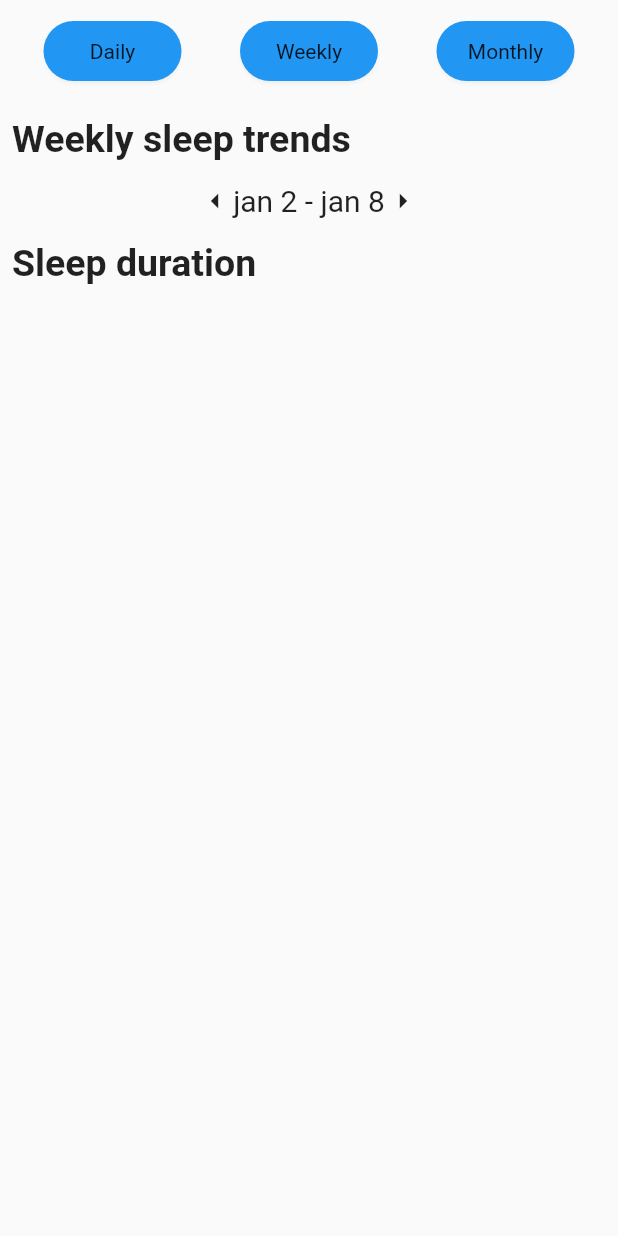
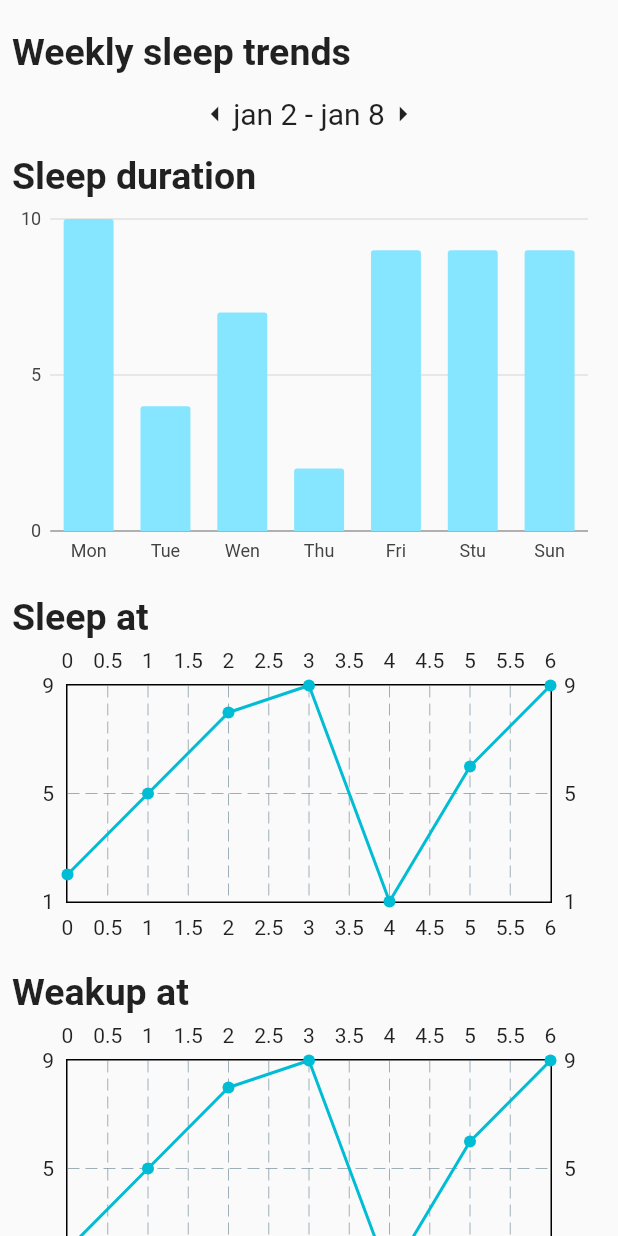
Before and after one commit to AroshaPunchihewa/Sleepwell-frontend, a Flutter app: the screen it shows after launch, on a phone screen of 412 x 824 dp. Run offline on Flutter 3.47's test engine with Material 2 defaults, Android fonts, the light colour scheme and no system bars; drawn by our look-alikes of fl_chart; our stand-ins replace charts_flutter, flutter_local_notifications.

Commit message:
Add chart ui

```diff
--- a/lib/models/Data.dart
+++ b/lib/models/Data.dart
@@ -1,15 +1,55 @@
 import 'package:flutter/material.dart';
+import 'package:charts_flutter/flutter.dart' as charts;
 
-class Data {
-  final int? id;
-  final String? name;
-  final double? y;
-  final Color? color;
+class SleepData {
+  final DateTime dateTime;
+  final String day;
+  final int oders;
+ charts.Color? barcolor;
 
-  const Data({
-    @required this.name,
-    @required this.id,
-    @required this.y,
-    @required this.color,
-  });
+  SleepData({
+    required this.dateTime,
+    required this.day,
+    required this.oders,
+    this.barcolor,
+  }){
+    barcolor = charts.ColorUtil.fromDartColor(Color.fromRGBO(134, 229, 255, 1));
+  }
+  static final List<SleepData> data=[
+    SleepData(
+      dateTime: DateTime.now(),
+      day: "Mon",
+      oders: 10,
+    ),
+    SleepData(
+      dateTime: DateTime.now(),
+      day: "Tue",
+      oders: 4,
+    ),
+    SleepData(
+      dateTime: DateTime.now(),
+      day: "Wen",
+      oders: 7,
+    ),
+    SleepData(
+      dateTime: DateTime.now(),
+      day: "Thu",
+      oders: 2,
+    ),
+    SleepData(
+      dateTime: DateTime.now(),
+      day: "Fri",
+      oders: 9,
+    ),
+    SleepData(
+      dateTime: DateTime.now(),
+      day: "Stu",
+      oders: 9,
+    ),
+    SleepData(
+      dateTime: DateTime.now(),
+      day: "Sun",
+      oders: 9,
+    ),
+  ];
 }
--- /dev/null
+++ b/lib/models/sleepAt.dart
@@ -0,0 +1,11 @@
+import 'package:collection/collection.dart';
+
+class SleepAt{
+  final double x;
+  final double y;
+  SleepAt({required this.x,required this.y});
+}
+List<SleepAt>get sleepAt{
+  final data = <double>[2,5,8,9,1,6,9];
+  return data.mapIndexed(((index, element) => SleepAt(x: index.toDouble(), y: element) )).toList();
+}
--- a/lib/screen/charts/chartScreen.dart
+++ b/lib/screen/charts/chartScreen.dart
@@ -1,8 +1,15 @@
+import 'package:fl_chart/fl_chart.dart';
 import 'package:flutter/material.dart';
 import 'package:flutter/src/widgets/container.dart';
 import 'package:flutter/src/widgets/framework.dart';
+
+import 'package:sleepwellfrontend/models/Data.dart';
+import 'package:sleepwellfrontend/models/sleepAt.dart';
+
 import 'package:sleepwellfrontend/widget/button.dart';
 import 'package:sleepwellfrontend/widget/common_button.dart';
+import 'package:charts_flutter/flutter.dart' as charts;
+
 
 class ChartScreen extends StatefulWidget {
   const ChartScreen({super.key});
@@ -16,9 +23,10 @@ class _ChartScreenState extends State<ChartScreen> {
   Widget build(BuildContext context) {
     return Scaffold(
 
-      body: SafeArea(
+      body: SingleChildScrollView(
+        child: SafeArea(
           child: Column(children: [
-          Padding(
+            /*Padding(
               padding: const EdgeInsets.only(left: 25,right: 25,top: 10),
               child: Row(
 
@@ -30,7 +38,7 @@ class _ChartScreenState extends State<ChartScreen> {
                   CommonButtonOnly(buttonText: 'Monthly',buttonWidth: 100,textColor: Colors.white,)
                 ],
               ),
-          ),
+            ),*/
             SizedBox(height: 20,),
 
 
@@ -62,11 +70,144 @@ class _ChartScreenState extends State<ChartScreen> {
                   ),
                 ],
               ),
+             //    BarChartWidget()
+             SizedBox(
+              height: 250,
+              width: 400,
+              child: CustomBarChart(
+                sleepData: SleepData.data
+                )
+              ),
+              SizedBox(height: 15,),
+              Row(
+                mainAxisAlignment: MainAxisAlignment.start,
+                children: [
+                  Padding(
+                    padding: const EdgeInsets.only(left:8.0),
+                    child: Text("Sleep at",style: TextStyle(fontSize: 25,fontWeight: FontWeight.bold),),
+                  ),
+                ],
+              ),
+              SleepAtChart(sleepAtPoint: sleepAt),
+              SizedBox(height: 15,),
+              Row(
+                mainAxisAlignment: MainAxisAlignment.start,
+                children: [
+                  Padding(
+                    padding: const EdgeInsets.only(left:8.0),
+                    child: Text("Weakup at",style: TextStyle(fontSize: 25,fontWeight: FontWeight.bold),),
+                  ),
+                ],
+              ),
 
 
+              SleepAtChart(sleepAtPoint: sleepAt),
+              SizedBox(height: 15,),
+              Row(
+                mainAxisAlignment: MainAxisAlignment.start,
+                children: [
+                  Padding(
+                    padding: const EdgeInsets.only(left:8.0),
+                    child: Text("Sleep qulity",style: TextStyle(fontSize: 25,fontWeight: FontWeight.bold),),
+                  ),
+                ],
+              ),
+              SleepQuality()
 
           ]),
+        ),
       ),
     );
   }
 }
+class CustomBarChart extends StatelessWidget {
+  const CustomBarChart({super.key,required this.sleepData
+  });
+  final List<SleepData>sleepData;
+
+
+  @override
+  Widget build(BuildContext context) {
+    List<charts.Series<SleepData,String>> series = [
+      charts.Series(
+        id: 'sleep',
+        data: sleepData,
+        domainFn:(series,_)=>series.day.toString(),
+        measureFn:(series,_)=>series.oders,
+        colorFn:(series,_)=>series.barcolor!,
+      )
+    ];
+    return charts.BarChart(
+      series,
+      animate: true,
+    );
+  }
+}
+class SleepAtChart extends StatelessWidget {
+  final List<SleepAt> sleepAtPoint;
+  const SleepAtChart({super.key,required this.sleepAtPoint});
+
+  @override
+  Widget build(BuildContext context) {
+    return AspectRatio(
+      aspectRatio: 2,
+      child: LineChart(LineChartData(lineBarsData: [
+        LineChartBarData(
+          spots: sleepAtPoint.map((sleepAtpoin) => FlSpot(sleepAtpoin.x, sleepAtpoin.y)).toList(),
+          isCurved: false,
+          dotData: FlDotData(show: true)
+        )
+      ])),
+    );
+  }
+}
+
+class SleepQuality extends StatefulWidget {
+ SleepQuality({super.key});
+
+  @override
+  State<SleepQuality> createState() => _SleepQualityState();
+}
+
+class _SleepQualityState extends State<SleepQuality> {
+  List<Color> gradientColors=[
+  const  Color.fromRGBO(91, 192, 248, 1),
+    const  Color.fromRGBO(134, 229, 255, 1),
+  ];
+
+  @override
+  Widget build(BuildContext context) {
+    return SizedBox(
+      height: 250,
+      width: 450,
+      child: Container(
+        child:LineChart(
+          LineChartData(
+            maxX:8,
+            maxY: 9,
+            minX: 0,
+            minY: 0,
+            lineBarsData: [
+              LineChartBarData(
+                spots: [
+                    FlSpot(0, 0),
+                    FlSpot(5, 7),
+                    FlSpot(6, 8),
+                    FlSpot(7, 5),
+
+                ],
+                isCurved: true,
+                barWidth: 5,
+                belowBarData: BarAreaData(
+                  show: true,
+                  //color: gradientColors.map((e)=>e.withOpacity(0.3)).toList()
+                  color: const  Color.fromRGBO(134, 229, 255, 1),
+                )
+              )
+            ]
+          )
+        )
+      ),
+    );
+  }
+}
--- a/pubspec.yaml
+++ b/pubspec.yaml
@@ -41,6 +41,7 @@ dependencies:
   http: ^0.13.5
   intl: ^0.17.0
   fl_chart: ^0.60.0
+  charts_flutter: ^0.12.0
 dev_dependencies:
   flutter_test:
     sdk: flutter
```
Also changed, not shown: lib/data/barData.dart (deleted, +0 -51 lines), lib/widget/barChartw.dart (deleted, +0 -26 lines), pubspec.lock, 22 other files. Lines whose indentation alone changed are shown as unchanged.
